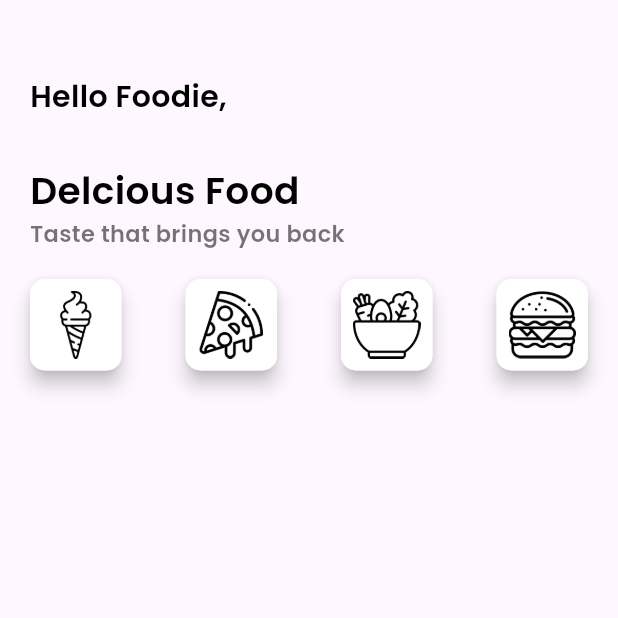
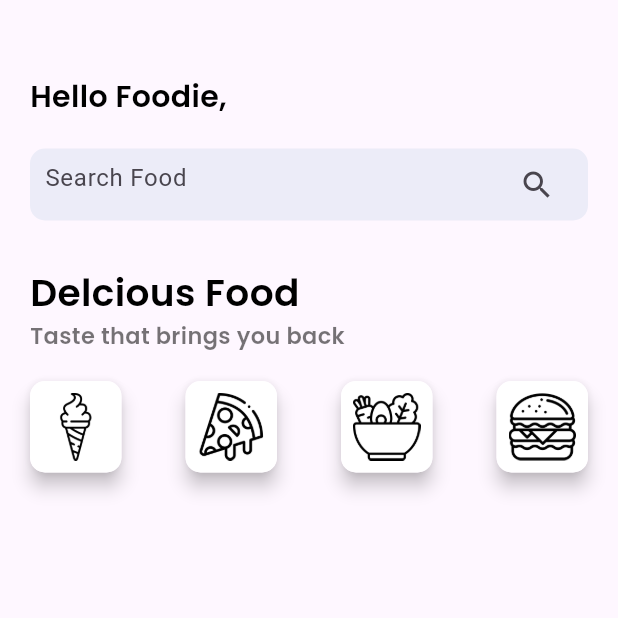
Before and after one commit to SaadUllah84/YumCart, a Flutter app: the Home screen opened directly, on a phone screen of 412 x 824 dp, the top half of it. Run offline on Flutter 3.47's test engine with Material 3 defaults, Android fonts, the phone set to English and light mode, and no system bars; our stand-ins replace cloud_firestore, curved_navigation_bar, firebase_auth, firebase_core, firebase_storage, image_picker and 2 more; missing offline and left inert: flutter_stripe; accounts and stored records are empty.

Commit message:
Refactor payment logic to service, add search, and fix order total bug
- Extracted payment logic from `Wallet` page to `PaymentService` in `lib/services/payment_service.dart`.
- Added search functionality to `Home` page in `lib/pages/home.dart`.
- Fixed total price calculation accumulation bug and infinite loop in `Order` page in `lib/pages/order.dart`.
- Refactored `DatabaseMethods` method names to camelCase.
- Added security warning regarding client-side Stripe keys.

Co-authored-by: SaadUllah84 <126288792+SaadUllah84@users.noreply.github.com>

```diff
--- a/lib/pages/home.dart
+++ b/lib/pages/home.dart
@@ -18,6 +18,8 @@ class _HomeState extends State<Home> {
       burger = false;
 
   Stream? fooditemStream;
+  TextEditingController searchController = TextEditingController();
+  bool search = false;
 
   ontheload() async {
     fooditemStream = await DatabaseMethods().getFoodItem("Pizza");
@@ -32,17 +34,31 @@ class _HomeState extends State<Home> {
     super.initState();
   }
 
+  @override
+  void dispose() {
+    searchController.dispose();
+    super.dispose();
+  }
+
   Widget allItemsVertically() {
     return StreamBuilder(
         stream: fooditemStream,
         builder: (context, AsyncSnapshot snapshot) {
-          return snapshot.hasData ? ListView.builder(
+          if (snapshot.hasData) {
+            List docs = snapshot.data.docs;
+            if (search) {
+              docs = docs.where((element) => element["Name"]
+                  .toString()
+                  .toLowerCase()
+                  .contains(searchController.text.toLowerCase())).toList();
+            }
+            return ListView.builder(
               padding: EdgeInsets.zero,
-              itemCount: snapshot.data.docs.length,
+              itemCount: docs.length,
               shrinkWrap: true,
               scrollDirection: Axis.vertical,
               itemBuilder: (context, index) {
-                DocumentSnapshot ds = snapshot.data.docs[index];
+                DocumentSnapshot ds = docs[index];
                 return GestureDetector(
                   onTap: () {
                     Navigator.push(context,
@@ -97,7 +113,9 @@ class _HomeState extends State<Home> {
                     ),
                   ),
                 );
-              }) : CircularProgressIndicator();
+              });
+          }
+          return CircularProgressIndicator();
         });
   }
 
@@ -105,13 +123,21 @@ class _HomeState extends State<Home> {
     return StreamBuilder(
         stream: fooditemStream,
         builder: (context, AsyncSnapshot snapshot) {
-          return snapshot.hasData ? ListView.builder(
+          if (snapshot.hasData) {
+            List docs = snapshot.data.docs;
+            if (search) {
+              docs = docs.where((element) => element["Name"]
+                  .toString()
+                  .toLowerCase()
+                  .contains(searchController.text.toLowerCase())).toList();
+            }
+            return ListView.builder(
               padding: EdgeInsets.zero,
-              itemCount: snapshot.data.docs.length,
+              itemCount: docs.length,
               shrinkWrap: true,
               scrollDirection: Axis.horizontal,
               itemBuilder: (context, index) {
-                DocumentSnapshot ds = snapshot.data.docs[index];
+                DocumentSnapshot ds = docs[index];
                 return GestureDetector(
                   onTap: () {
                     Navigator.push(context,
@@ -174,7 +200,9 @@ class _HomeState extends State<Home> {
                     ),
                   ),
                 );
-              }) : CircularProgressIndicator();
+              });
+          }
+          return CircularProgressIndicator();
         });
   }
 
@@ -193,19 +221,27 @@ class _HomeState extends State<Home> {
                     Text("Hello Foodie,",
                         style: AppWidget.boldTextFieldStyle()
                     ),
-                    // Container(
-                    //   margin: EdgeInsets.only(right: 20.0),
-                    //   padding: EdgeInsets.all(3),
-                    //   decoration: BoxDecoration(
-                    //     color: Colors.black,
-                    //     borderRadius: BorderRadius.circular(8),
-                    //   ),
-                    //   // child: Icon(
-                    //   //   Icons.shopping_cart_outlined,
-                    //   //   color: Colors.white,
-                    //   // ),
-                    // )
                   ],
+                ),
+                SizedBox(height: 20,),
+                Container(
+                  margin: EdgeInsets.only(right: 20),
+                  padding: EdgeInsets.symmetric(horizontal: 10),
+                  decoration: BoxDecoration(
+                      color: Color(0xFFececf8),
+                      borderRadius: BorderRadius.circular(10)),
+                  child: TextField(
+                    controller: searchController,
+                    onChanged: (value) {
+                      setState(() {
+                        search = value.isNotEmpty;
+                      });
+                    },
+                    decoration: InputDecoration(
+                        border: InputBorder.none,
+                        suffixIcon: Icon(Icons.search),
+                        hintText: "Search Food"),
+                  ),
                 ),
                 SizedBox(height: 30,),
                 Text("Delcious Food",
```
Also changed, not shown: lib/pages/order.dart (+21 -8 lines), lib/pages/wallet.dart (+23 -75 lines), lib/services/database.dart (+3 -11 lines), lib/services/payment_service.dart (added, +75 -0 lines), pubspec.lock.
